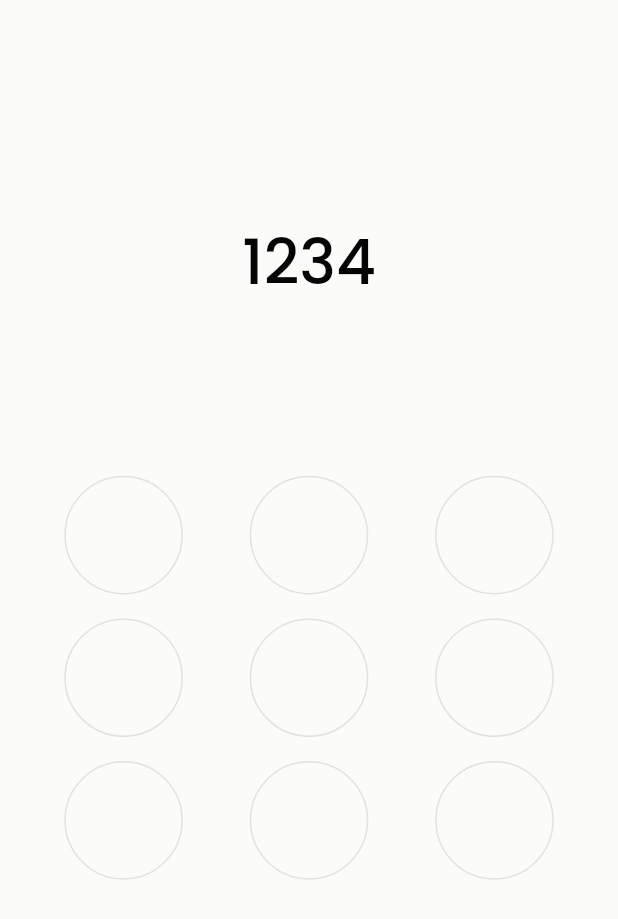
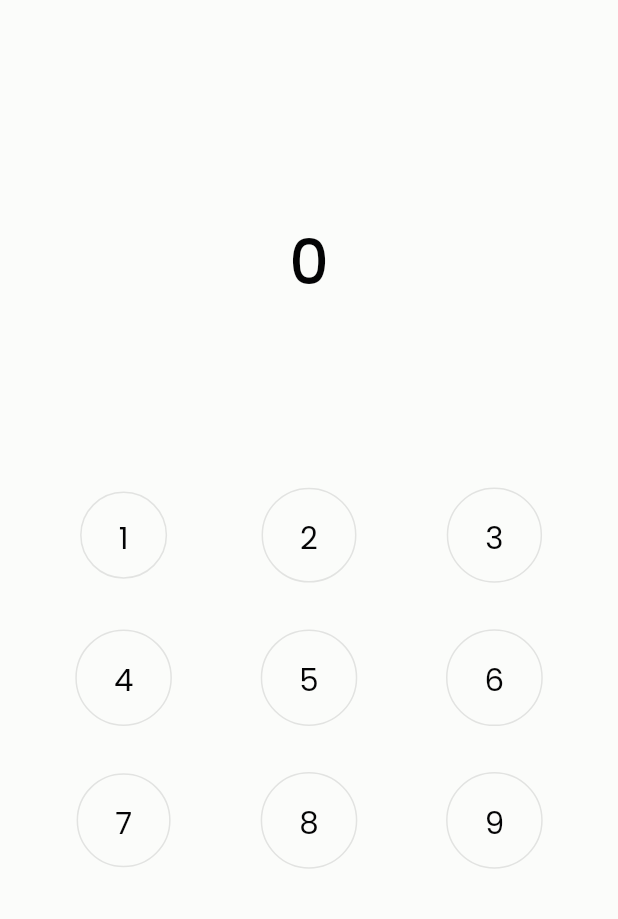
Before and after one commit to TilarnaExdilika/ToDoApp_Flutter_BloC_Clean_Architecture, a Flutter app: the screen it shows after launch, on a phone screen of 412 x 824 dp. Shown: the top 919 px of the screen. Run offline on Flutter 3.47's test engine with Material 2 defaults, Android fonts, the phone set to English and light mode, and no system bars; our stand-ins replace bloc, equatable, flutter_bloc.

Commit message:
LockScreen UI
--Flutter

```diff
--- a/lib/main.dart
+++ b/lib/main.dart
@@ -21,7 +21,7 @@ class MyApp extends StatelessWidget {
       ],
       child: MaterialApp(
         debugShowCheckedModeBanner: false,
-        theme: theme(dark),
+        theme: theme(null),
         home: const LockScreen(),
       ),
     );
--- a/lib/ui/lock_screen.dart
+++ b/lib/ui/lock_screen.dart
@@ -9,7 +9,7 @@ class LockScreen extends StatefulWidget {
 }
 
 class _LockScreenState extends State<LockScreen> {
-  int _code = 1234;
+  int _code = 0;
   @override
   Widget build(BuildContext context) {
     return Scaffold(
@@ -54,8 +54,7 @@ class _LockScreenState extends State<LockScreen> {
               }),
         )
       ],
-      ),
-    );
+    ));
   }
 
   IconButton numberButton(
@@ -67,7 +66,7 @@ class _LockScreenState extends State<LockScreen> {
           decoration: BoxDecoration(
               shape: BoxShape.circle,
               border: Border.all(color: dark.withOpacity(0.1))),
-          padding: EdgeInsets.all(kPad(context) * 0.7),
+          padding: EdgeInsets.all(kPad(context) * .06),
           child: icon,
         ));
   }
```
Lines whose indentation alone changed are shown as unchanged.
